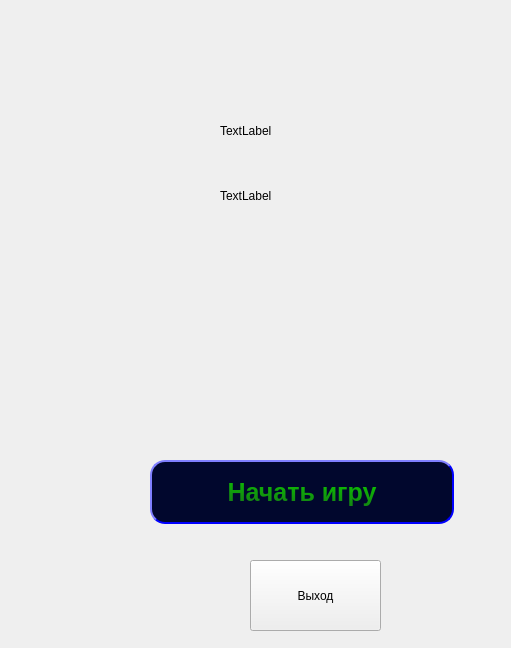
The window that widget.ui (Wasd96/arcanoid) describes before a commit, drawn with Qt 5.
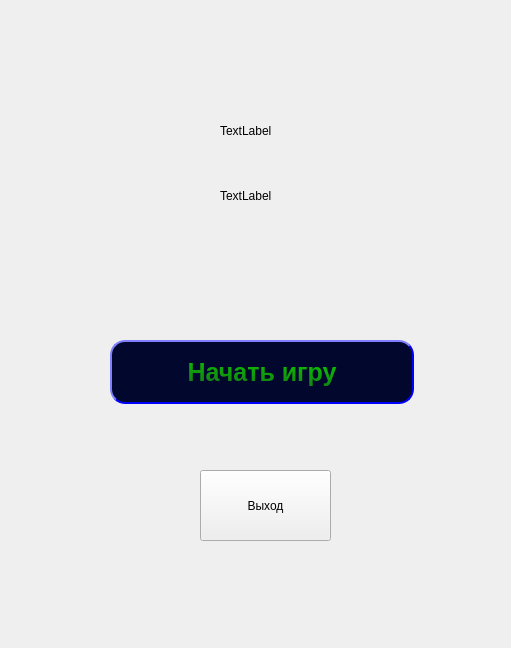
The same window after the commit.

```diff
--- a/widget.ui
+++ b/widget.ui
@@ -15,13 +15,9 @@
   </property>
   <property name="styleSheet">
    <string notr="true">Widget {
-	background-color: red;
+	background-color: black;
 }
-
-gridLayout {
-	background-color: red;
-
-}</string>
+</string>
   </property>
   <widget class="QLabel" name="label">
    <property name="geometry">
@@ -58,8 +54,8 @@
   <widget class="QPushButton" name="start_button">
    <property name="geometry">
     <rect>
-     <x>150</x>
-     <y>460</y>
+     <x>110</x>
+     <y>340</y>
      <width>304</width>
      <height>64</height>
     </rect>
@@ -102,8 +98,8 @@
   <widget class="QPushButton" name="exit_button">
    <property name="geometry">
     <rect>
-     <x>250</x>
-     <y>560</y>
+     <x>200</x>
+     <y>470</y>
      <width>131</width>
      <height>71</height>
     </rect>
```
